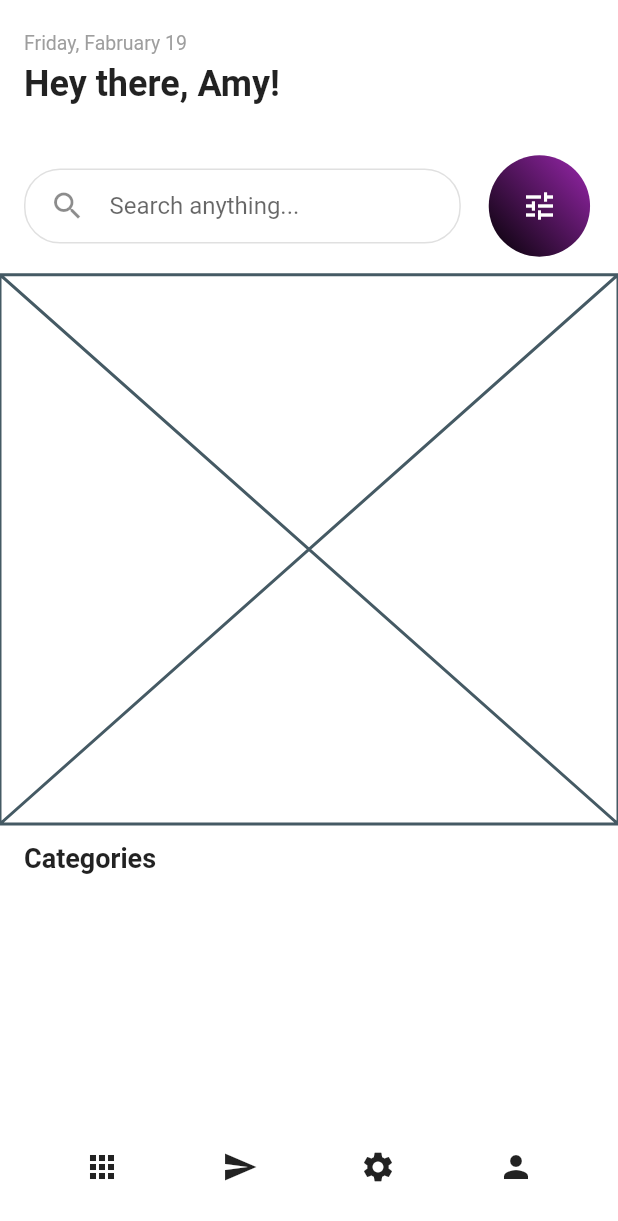
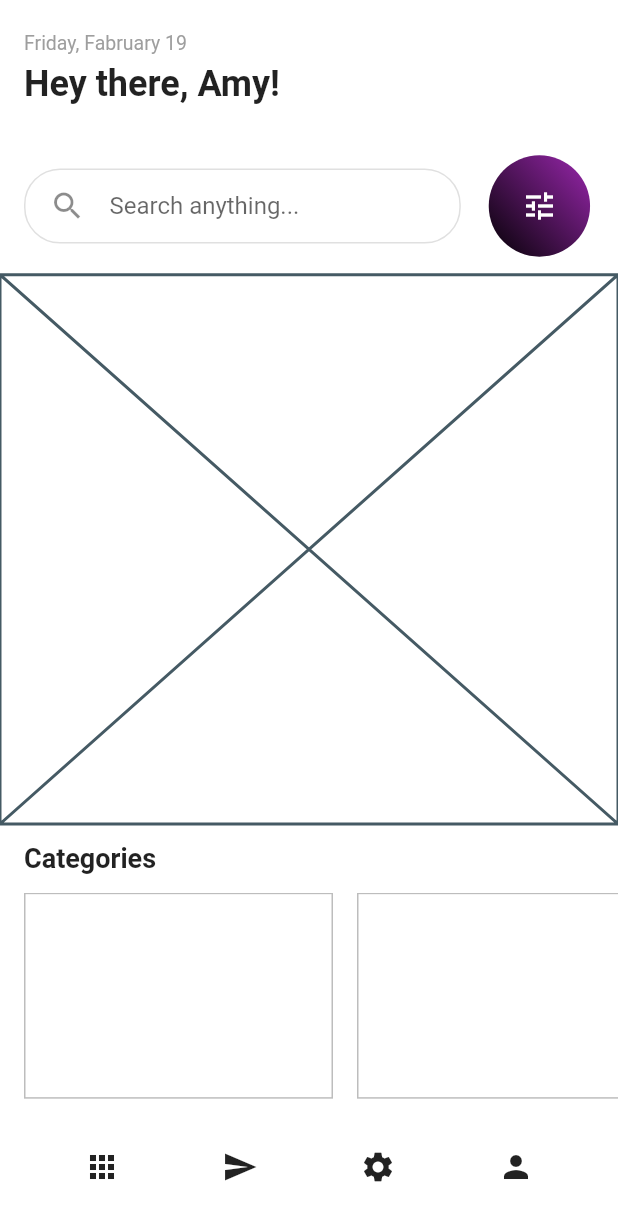
Before and after one commit to JAICHANGPARK/flutter_notebook_11th_story, a Flutter app: the screen it shows after launch, on a phone screen of 412 x 824 dp. Shown: the top 1221 px of the screen. Run offline on Flutter 3.47's test engine with Material 2 defaults, Android fonts, the phone set to English and light mode, and no system bars; our stand-ins replace backdrop, badges, flutter_inner_drawer, flutter_slidable, flutter_swiper, google_fonts.

Commit message:
Update experience_home_page.dart

```diff
--- a/lib/ep718_experience_app/experience_home_page.dart
+++ b/lib/ep718_experience_app/experience_home_page.dart
@@ -90,10 +90,25 @@ class _ExperienceHomePageState extends State<ExperienceHomePage> {
                               style: TextStyle(fontSize: 18, fontWeight: FontWeight.bold),
                             ),
                           )),
-                      Expanded(flex: 6, child: ListView.builder(itemBuilder: (context, index){},
-                      itemCount: 10,
-                        scrollDirection: Axis.horizontal,
-                      ),
+                      Expanded(
+                        flex: 6,
+                        child: ListView.builder(
+                          itemBuilder: (context, index) {
+                            return Padding(
+                              padding: const EdgeInsets.only(right: 16),
+                              child: Container(
+
+                                width: MediaQuery.of(context).size.width / 2,
+                                decoration: BoxDecoration(
+                                  border: Border.all(color: Colors.grey[400])
+                                ),
+                              ),
+                            );
+
+                          },
+                          itemCount: 10,
+                          scrollDirection: Axis.horizontal,
+                        ),
                       ),
                     ],
                   ),
```
